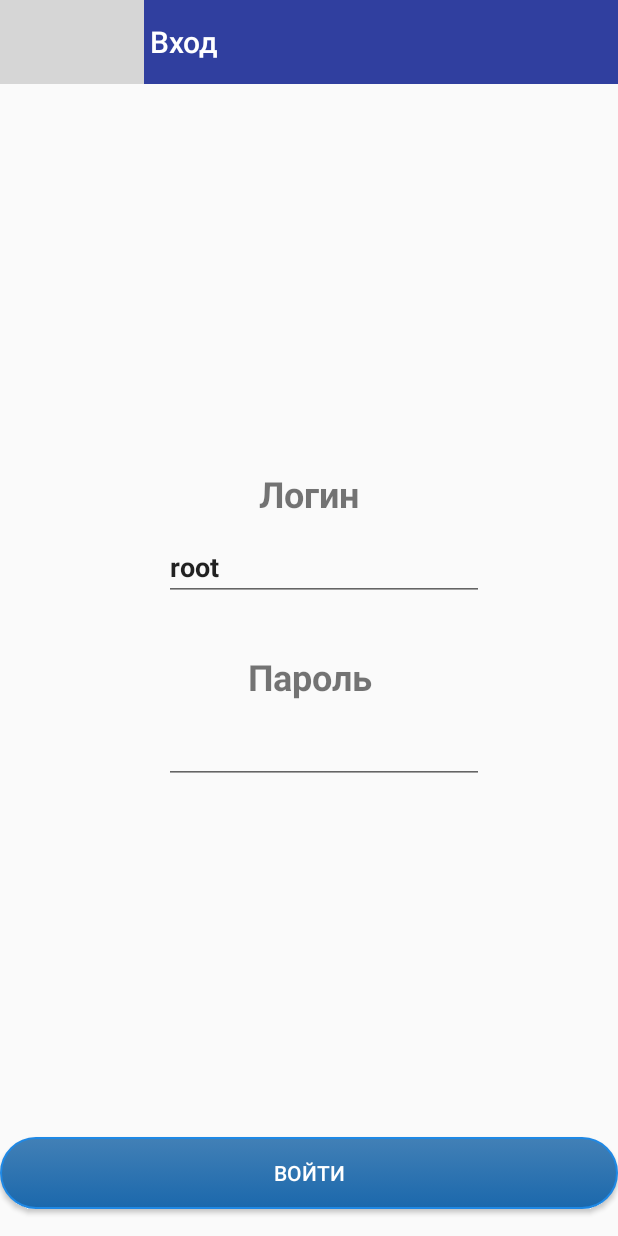
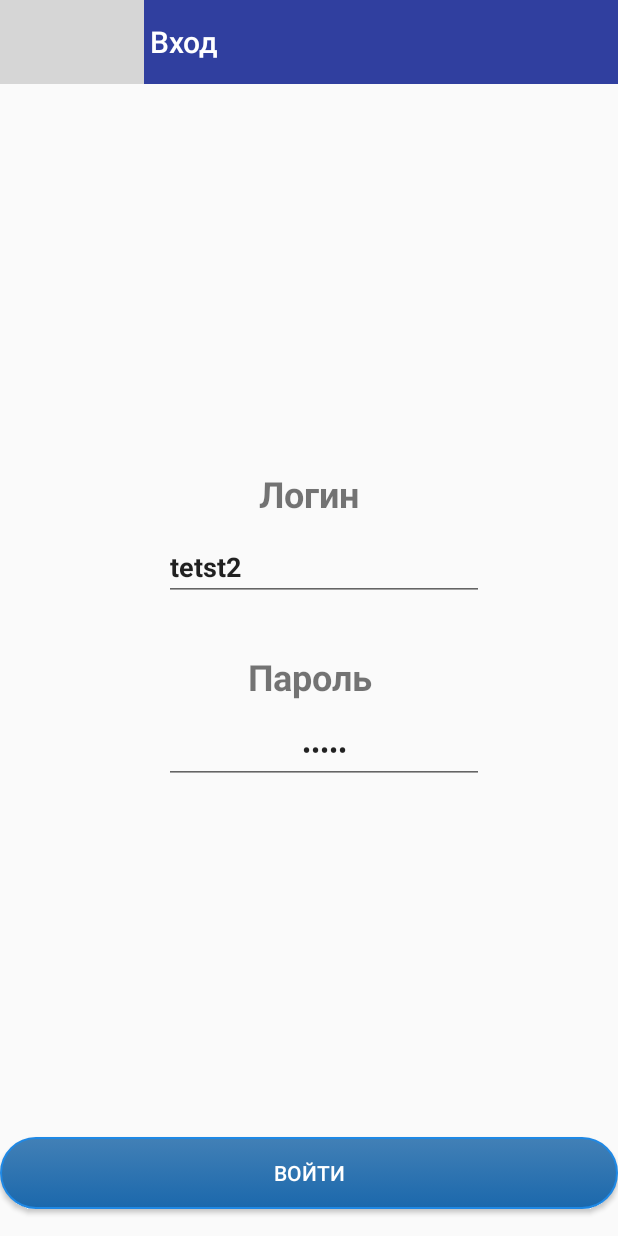
Before and after one commit to froci9rgevka/DU, an Android app: the screen it shows after launch (Login), on a phone screen of 412 x 824 dp. Run offline under Robolectric (Android 15) with nearby library versions, the phone set to English and light mode, and no system bars; grey boxes are pictures that could not be loaded.

Commit message:
Изменен логин

```diff
--- a/app/build.gradle
+++ b/app/build.gradle
@@ -78,6 +78,9 @@ dependencies {
     //////////////FUNCTIONALITY
     compile 'com.squareup.picasso:picasso:2.5.2'
     compile 'mysql:mysql-connector-java:5.1.24'
+    // String to SHA1
+    compile group: 'commons-codec', name: 'commons-codec', version: '1.7'
+
     /////////////WEB
     compile 'com.jakewharton.picasso:picasso2-okhttp3-downloader:1.0.2'
 
--- a/app/src/main/java/com/pea/du/db/local/data/DBHelper.java
+++ b/app/src/main/java/com/pea/du/db/local/data/DBHelper.java
@@ -17,7 +17,7 @@ public class DBHelper extends SQLiteOpenHelper{
     /**
      * Версия базы данных. При изменении схемы увеличить на единицу
      */
-    private static final int DATABASE_VERSION = 35;
+    private static final int DATABASE_VERSION = 36;
 
 
     /**
--- a/app/src/main/res/layout/activity_login.xml
+++ b/app/src/main/res/layout/activity_login.xml
@@ -58,7 +58,7 @@
                                 android:layout_marginRight="30dp"
                                 android:layout_marginStart="20dp" android:id="@+id/login_nickname"
                                 android:layout_below="@+id/textView6" android:layout_alignParentLeft="true"
-                                android:layout_alignParentStart="true" android:text="root"
+                                android:layout_alignParentStart="true" android:text="tetst2"
                                 android:textAlignment="viewStart" android:textStyle="bold"/>
                         <TextView
                                 android:text="Пароль"
@@ -78,7 +78,8 @@
                                 android:layout_marginRight="30dp"
                                 android:layout_marginStart="20dp" android:id="@+id/login_password"
                                 android:layout_below="@+id/textView6" android:layout_alignParentLeft="true"
-                                android:layout_alignParentStart="true" android:textAlignment="center"/>
+                                android:layout_alignParentStart="true" android:textAlignment="center"
+                                android:text="12345"/>
                     </LinearLayout>
                 </RelativeLayout>
             </LinearLayout>
```
Also changed, not shown: app/src/main/java/com/pea/du/db/remote/methods/CheckLogin.java (+6 -3 lines).
